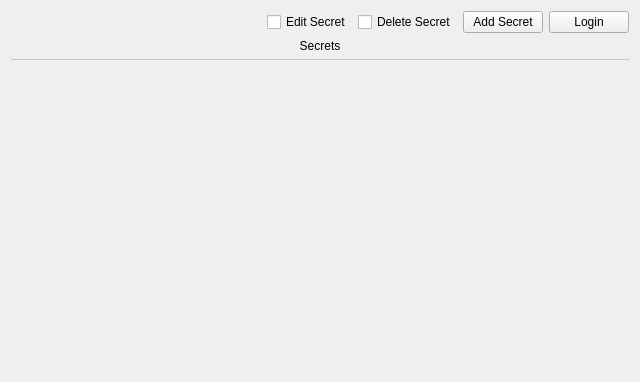
daniel-deru/WorkMate-3.0, file designs/xml/vault_tab.ui: the form before one commit.
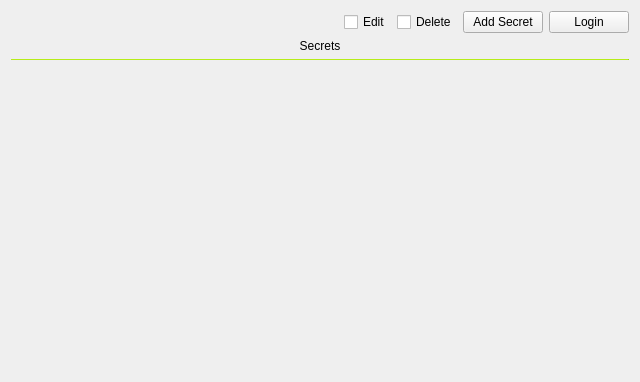
The form after the commit.

```diff
--- a/designs/xml/vault_tab.ui
+++ b/designs/xml/vault_tab.ui
@@ -44,7 +44,7 @@
         <cursorShape>PointingHandCursor</cursorShape>
        </property>
        <property name="text">
-        <string>Edit Secret</string>
+        <string>Edit</string>
        </property>
       </widget>
      </item>
@@ -54,7 +54,7 @@
         <cursorShape>PointingHandCursor</cursorShape>
        </property>
        <property name="text">
-        <string>Delete Secret</string>
+        <string>Delete</string>
        </property>
        <property name="tristate">
         <bool>false</bool>
```
Left out of the diff: 2 changed lines with no effect on the pictures.
